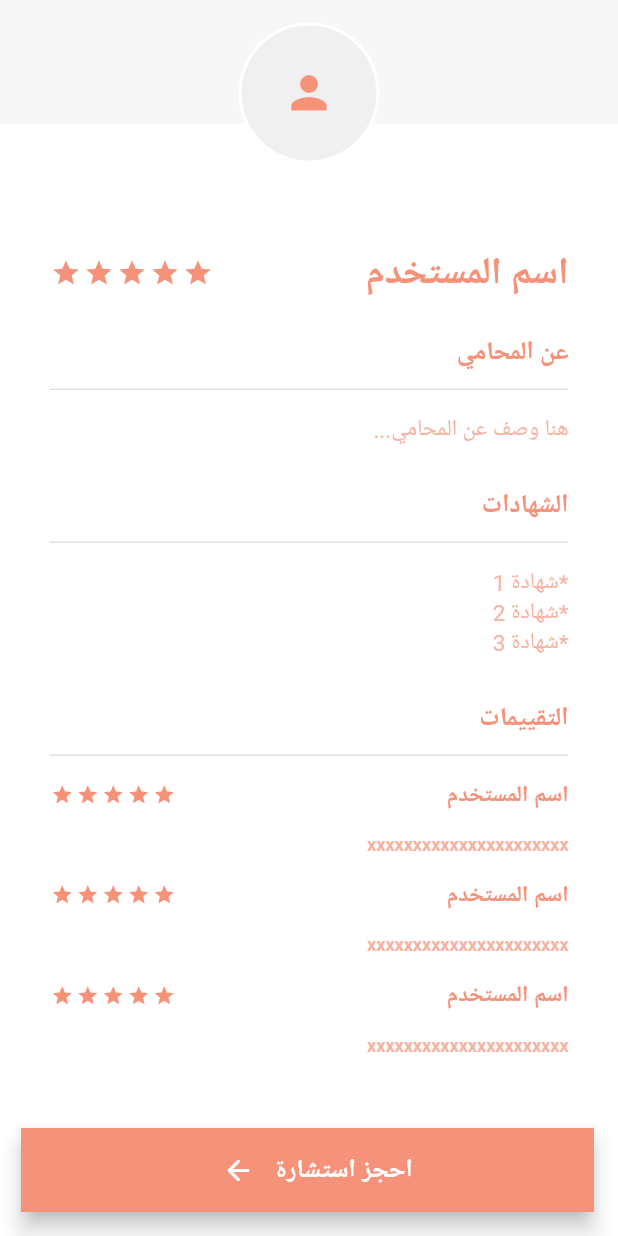
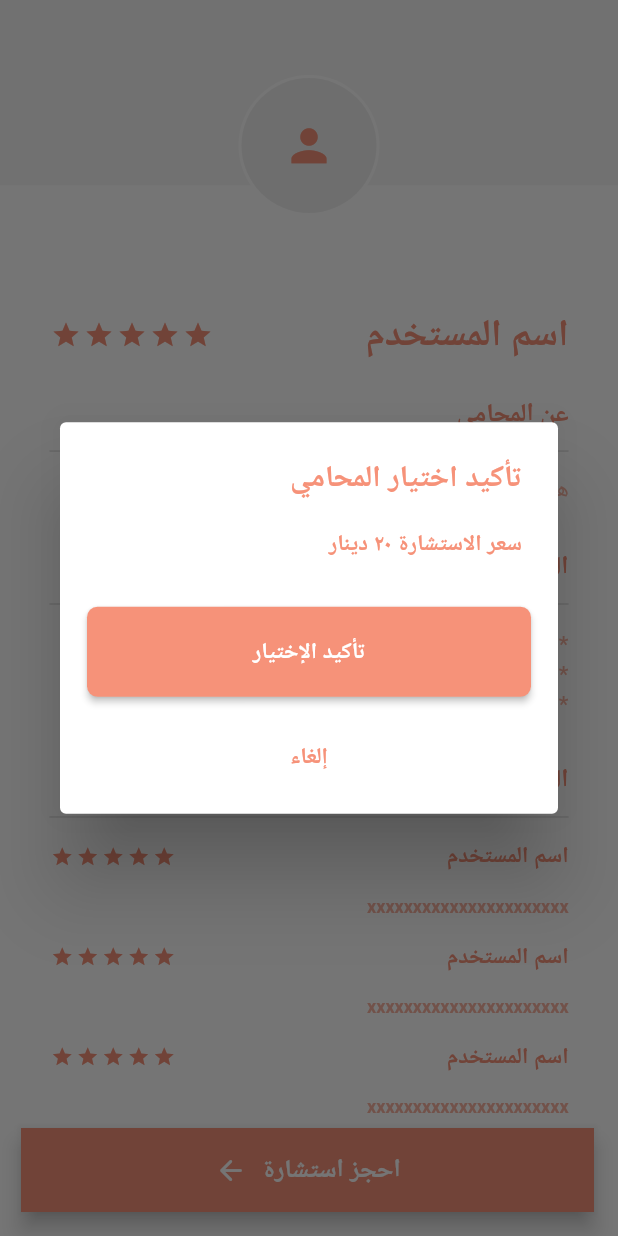
Before and after one commit to Hala-Sowery/Tawkeel-Front, a Flutter app: the screen it shows after launch, after a tap on "احجز استشارة", on a phone screen of 412 x 824 dp. Run offline on Flutter 3.47's test engine with Material 2 defaults, Android fonts, the phone set to English and light mode, and no system bars; drawn by our look-alikes of flutter_rating_bar; our stand-ins replace google_fonts.

Commit message:
added AlertDialog to profile page

```diff
--- a/lib/profile.dart
+++ b/lib/profile.dart
@@ -28,9 +28,9 @@ class _ProfileState extends State<Profile> with SingleTickerProviderStateMixin {
               alignment: Alignment.center,
               clipBehavior: Clip.none,
               children: [
-                Container(height: height * 0.10, color: white1),
+                Container(height: height * 0.15, color: white1),
                 Positioned(
-                  top: 15,
+                  top: 50,
                   child: CircleAvatar(
                     radius: 47,
                     backgroundColor: Colors.white,
@@ -76,6 +76,7 @@ class _ProfileState extends State<Profile> with SingleTickerProviderStateMixin {
                         },
                       ),
                       Text("اسم المستخدم",
+                          textDirection: TextDirection.rtl,
                           style: GoogleFonts.ibmPlexSansArabic(
                             fontWeight: FontWeight.bold,
                             color: orange,
@@ -110,7 +111,8 @@ class _ProfileState extends State<Profile> with SingleTickerProviderStateMixin {
                       left: width * 0.08,
                       top: width * 0.02,
                       bottom: 5),
-                  child: Text("...هنا وصف عن المحامي",
+                  child: Text("هنا وصف عن المحامي...",
+                      textDirection: TextDirection.rtl,
                       style: GoogleFonts.ibmPlexSansArabic(
                         color: orangeO,
                         fontSize: 15,
@@ -123,6 +125,7 @@ class _ProfileState extends State<Profile> with SingleTickerProviderStateMixin {
                       top: width * 0.06,
                       bottom: 5),
                   child: Text("الشهادات",
+                      textDirection: TextDirection.rtl,
                       style: GoogleFonts.ibmPlexSansArabic(
                         fontWeight: FontWeight.bold,
                         color: orange,
@@ -143,17 +146,20 @@ class _ProfileState extends State<Profile> with SingleTickerProviderStateMixin {
                       top: width * 0.02,
                       bottom: 5),
                   child: Column(children: [
-                    Text("شهادة 1*",
+                    Text("*شهادة 1",
+                        textDirection: TextDirection.rtl,
                         style: GoogleFonts.ibmPlexSansArabic(
                           color: orangeO,
                           fontSize: 15,
                         )),
-                    Text("شهادة 2*",
+                    Text("*شهادة 2",
+                        textDirection: TextDirection.rtl,
                         style: GoogleFonts.ibmPlexSansArabic(
                           color: orangeO,
                           fontSize: 15,
                         )),
-                    Text("شهادة 3*",
+                    Text("*شهادة 3",
+                        textDirection: TextDirection.rtl,
                         style: GoogleFonts.ibmPlexSansArabic(
                           color: orangeO,
                           fontSize: 15,
@@ -167,6 +173,7 @@ class _ProfileState extends State<Profile> with SingleTickerProviderStateMixin {
                       top: width * 0.06,
                       bottom: 5),
                   child: Text("التقييمات",
+                      textDirection: TextDirection.rtl,
                       style: GoogleFonts.ibmPlexSansArabic(
                         fontWeight: FontWeight.bold,
                         color: orange,
@@ -182,7 +189,7 @@ class _ProfileState extends State<Profile> with SingleTickerProviderStateMixin {
                 ),
                 Container(
                   width: width,
-                  height: 900,
+                  height: height * 0.75,
                   child: ListView.builder(
                       itemCount: 3,
                       itemBuilder: (context, index) {
@@ -218,6 +225,7 @@ class _ProfileState extends State<Profile> with SingleTickerProviderStateMixin {
                                         },
                                       ),
                                       Text("اسم المستخدم",
+                                          textDirection: TextDirection.rtl,
                                           style: GoogleFonts.ibmPlexSansArabic(
                                             fontWeight: FontWeight.bold,
                                             color: orange,
@@ -253,18 +261,98 @@ class _ProfileState extends State<Profile> with SingleTickerProviderStateMixin {
         width: width - 30,
         child: FloatingActionButton(
           backgroundColor: orange,
-          onPressed: () {},
-          child: Row(mainAxisAlignment: MainAxisAlignment.center,
-            children: [
-              IconButton(onPressed: (){}, icon: Icon(Icons.arrow_back_rounded,size: 22,)),
-              Text("احجز استشارة",style: GoogleFonts
-                .ibmPlexSansArabic(
-              fontWeight: FontWeight.bold,
-              color: Colors.white,
-              fontSize: 17,
-            )),
-          ]
-          ),
+          onPressed: () {
+            showDialog(
+                barrierDismissible: false,
+                context: context,
+                builder: (_) => AlertDialog(
+                      title: Text("تأكيد اختيار المحامي",textDirection: TextDirection.rtl,
+                          style: GoogleFonts.ibmPlexSansArabic(
+                            fontWeight: FontWeight.bold,
+                            color: orange,
+                            fontSize: 20,
+                          )),
+                      content: Text("سعر الاستشارة ٢٠ دينار",textDirection: TextDirection.rtl,
+                          style: GoogleFonts.ibmPlexSansArabic(
+                            fontWeight: FontWeight.bold,
+                            color: orange,
+                            fontSize: 15,
+                          )),
+                      actionsAlignment: MainAxisAlignment.center,
+                      actions: [
+                        Padding(
+                          padding: EdgeInsets.only(right: 10, left: 10),
+                          child: SizedBox(
+                            width: width,
+                            height: 60,
+                            child: ElevatedButton(
+                              onPressed: () {
+                                Navigator.pop(context);
+                              },
+                              child: Text("تأكيد الإختيار",
+                                  style: GoogleFonts.ibmPlexSansArabic(
+                                    fontWeight: FontWeight.bold,
+                                    color: Colors.white,
+                                    fontSize: 15,
+                                  )),
+                              style: ButtonStyle(
+                                  backgroundColor:
+                                      MaterialStateProperty.all(orange),
+                                  shape: MaterialStateProperty.all<
+                                          RoundedRectangleBorder>(
+                                      RoundedRectangleBorder(
+                                          borderRadius:
+                                              BorderRadius.circular(7.0),
+                                          ))),
+                            ),
+                          ),
+                        ),
+                        Padding(
+                          padding: EdgeInsets.only(right: 10, left: 10,top: 10),
+                          child: SizedBox(
+                            width: width,
+                            height: 60,
+                            child: ElevatedButton(
+                              onPressed: () {
+                                Navigator.pop(context);
+                              },
+                              child: Text("إلغاء",
+                                  style: GoogleFonts.ibmPlexSansArabic(
+                                    fontWeight: FontWeight.bold,
+                                    color: orange,
+                                    fontSize: 15,
+                                  )),
+                              style: ButtonStyle(
+                                elevation: MaterialStateProperty.all(0),
+                                  backgroundColor:
+                                  MaterialStateProperty.all(Colors.white),
+                                  shape: MaterialStateProperty.all<
+                                      RoundedRectangleBorder>(
+                                      RoundedRectangleBorder(
+                                        borderRadius:
+                                        BorderRadius.circular(7.0),
+                                      ))),
+                            ),
+                          ),
+                        ),
+                      ],
+                    ));
+          },
+          child: Row(mainAxisAlignment: MainAxisAlignment.center, children: [
+            Padding(
+              padding: EdgeInsets.only(right: 10),
+              child: Icon(
+                Icons.arrow_back_rounded,
+                size: 22,
+              ),
+            ),
+            Text("احجز استشارة",
+                style: GoogleFonts.ibmPlexSansArabic(
+                  fontWeight: FontWeight.bold,
+                  color: Colors.white,
+                  fontSize: 17,
+                )),
+          ]),
           shape: RoundedRectangleBorder(),
         ),
       ),
```
